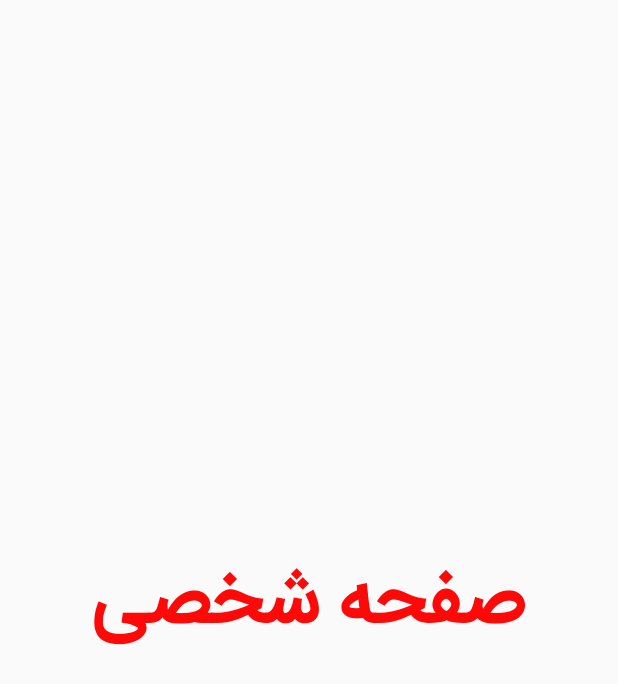
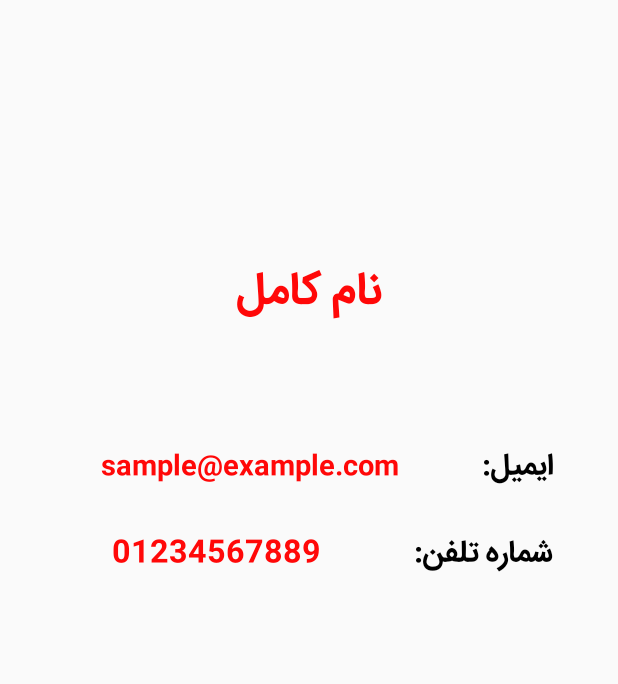
Before and after one commit to AR-SHOP/ARSHOP-front-end, an Android app: the fragment ProfileFragment shown on its own in the app's theme, on a phone screen of 412 x 824 dp. Shown: the top 684 px of the screen. Run offline under Robolectric (Android 15) with nearby library versions, the phone set to English and light mode, and no system bars; 1 statement that could not run was skipped.

Commit message:
Implement profile fragment textViews

```diff
--- a/app/src/main/java/com/arthe100/arshop/views/fragments/ProfileFragment.kt
+++ b/app/src/main/java/com/arthe100/arshop/views/fragments/ProfileFragment.kt
@@ -27,6 +27,8 @@ class ProfileFragment : BaseFragment() {
 
 
     override fun onStart() {
+        //do what you want with 'name', 'email', 'phone_number' text views here
+
         super.onStart()
     }
 
--- a/app/src/main/res/layout/profile_fragment_layout.xml
+++ b/app/src/main/res/layout/profile_fragment_layout.xml
@@ -7,18 +7,116 @@
     tools:context=".views.fragments.ProfileFragment"
     android:layout_below="@+id/search_bar">
 
+
     <TextView
-            android:layout_width="300dp"
-            android:layout_height="100dp"
+            android:id="@+id/name"
+            android:layout_width="0dp"
+            android:layout_height="60dp"
             android:layout_centerVertical="true"
-            android:text="@string/profile"
+            android:layout_margin="30dp"
+            android:layout_marginStart="8dp"
+            android:layout_marginTop="32dp"
+            android:layout_marginEnd="8dp"
+            android:text="نام کامل"
             android:textAlignment="center"
             android:textColor="@color/colorPrimary"
-            android:textSize="50sp"
+            android:textDirection="rtl"
+            android:textSize="30sp"
             android:textStyle="bold"
             app:layout_constraintBottom_toBottomOf="parent"
             app:layout_constraintEnd_toEndOf="parent"
             app:layout_constraintStart_toStartOf="parent"
-            app:layout_constraintTop_toTopOf="parent" />
+            app:layout_constraintTop_toTopOf="parent"
+            app:layout_constraintVertical_bias="0.20" />
+
+
+
+    <LinearLayout
+            android:layout_width="0dp"
+            android:layout_height="wrap_content"
+            android:orientation="horizontal"
+            android:id="@+id/email_layout"
+            android:layout_marginTop="60dp"
+            app:layout_constraintBottom_toBottomOf="parent"
+            app:layout_constraintEnd_toEndOf="@+id/name"
+            app:layout_constraintStart_toStartOf="@+id/name"
+            app:layout_constraintTop_toBottomOf="@+id/name"
+            app:layout_constraintVertical_bias="0.0"
+            android:layoutDirection="rtl">
+
+        <TextView
+                android:id="@+id/txtview1"
+                android:layout_width="10dp"
+                android:layout_weight="1"
+                android:layout_height="50dp"
+                android:text="ایمیل: "
+                android:textAlignment="center"
+                android:textColor="@color/colorPrimaryDark"
+                android:textSize="20sp"
+                android:textStyle="bold"
+                android:textDirection="rtl"
+                android:padding="4dp"/>
+
+        <TextView
+                android:id="@+id/email"
+                android:layout_width="0dp"
+                android:layout_weight="4"
+                android:layout_height="50dp"
+                android:text="sample@example.com"
+                android:textAlignment="center"
+                android:textColor="@color/colorPrimary"
+                android:textSize="18sp"
+                android:textStyle="bold"
+                android:textDirection="rtl"
+                android:padding="4dp"/>
+
+    </LinearLayout>
+
+
+    <LinearLayout
+            android:layout_width="0dp"
+            android:layout_height="wrap_content"
+            android:orientation="horizontal"
+            android:id="@+id/phone_number_layout"
+            android:layout_marginTop="8dp"
+            app:layout_constraintBottom_toBottomOf="parent"
+            app:layout_constraintEnd_toEndOf="@+id/email_layout"
+            app:layout_constraintStart_toStartOf="@+id/email_layout"
+            app:layout_constraintTop_toBottomOf="@+id/email_layout"
+            app:layout_constraintVertical_bias="0.0"
+            android:layoutDirection="rtl">
+
+        <TextView
+                android:id="@+id/txtview2"
+                android:layout_width="10dp"
+                android:layout_weight="1"
+                android:layout_height="50dp"
+                android:text="شماره تلفن: "
+                android:textAlignment="center"
+                android:textColor="@color/colorPrimaryDark"
+                android:textSize="20sp"
+                android:textDirection="rtl"
+                android:padding="4dp"
+                android:textStyle="bold"/>
+
+        <TextView
+                android:id="@+id/phone_number"
+                android:layout_width="0dp"
+                android:layout_weight="2"
+                android:layout_height="50dp"
+                android:text="01234567889"
+                android:textAlignment="center"
+                android:textColor="@color/colorPrimary"
+                android:textSize="20sp"
+                android:textDirection="rtl"
+                android:textStyle="bold"
+                android:padding="4dp"/>
+
+    </LinearLayout>
+
+
+
+
+
 
 </androidx.constraintlayout.widget.ConstraintLayout>
```
